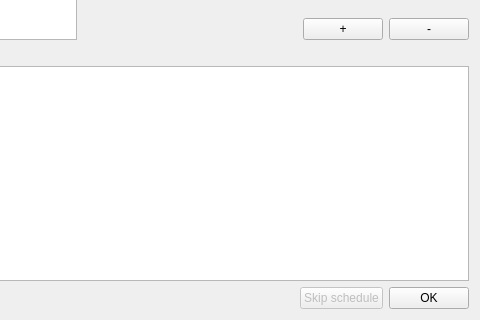
Nikololoshka/StankinScheduleEditor2, file src/ui/import/confuseDialog.ui: the form before one commit; both pictures show x 320 to 800 and y 187 to 507 of the 800 by 507 pixel window.
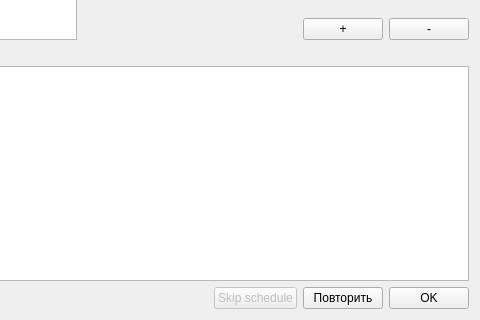
The form after the commit.

Commit message: added repeat button, updated sets

Patch:
```diff
--- a/src/ui/import/confuseDialog.ui
+++ b/src/ui/import/confuseDialog.ui
@@ -129,6 +129,13 @@
        </property>
       </widget>
      </item>
+     <item>
+      <widget class="QPushButton" name="retryButton">
+       <property name="text">
+        <string>Повторить</string>
+       </property>
+      </widget>
+     </item>
      <item>
       <widget class="QPushButton" name="okButton">
        <property name="text">
```
The commit also changes 7 other files.
